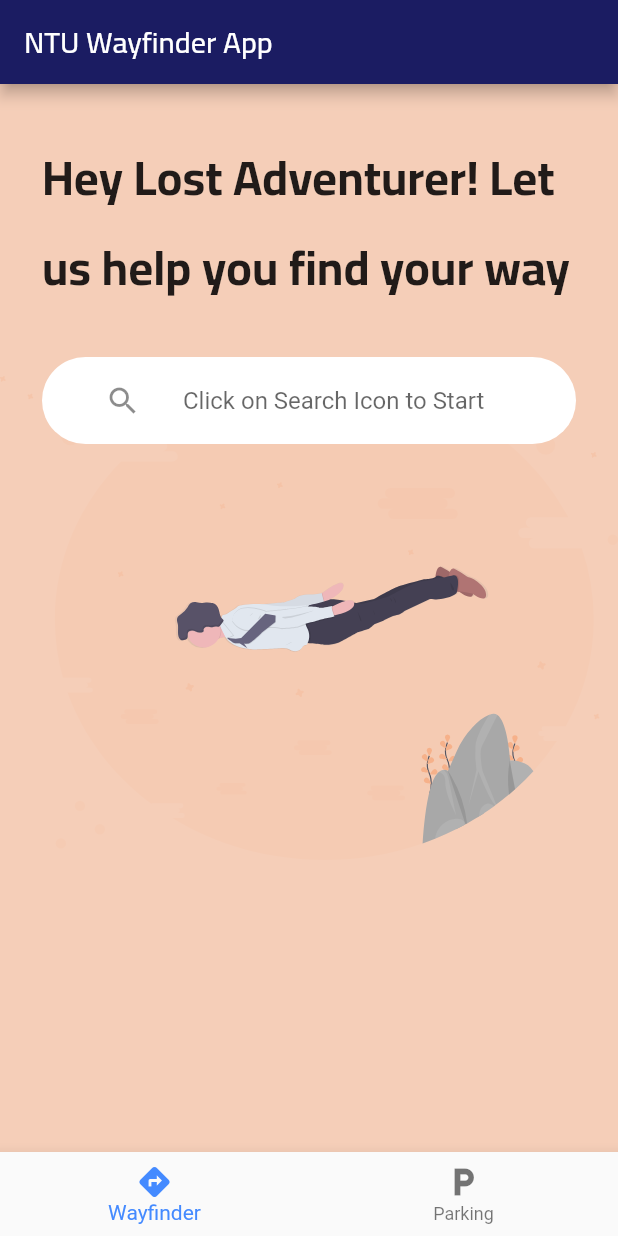
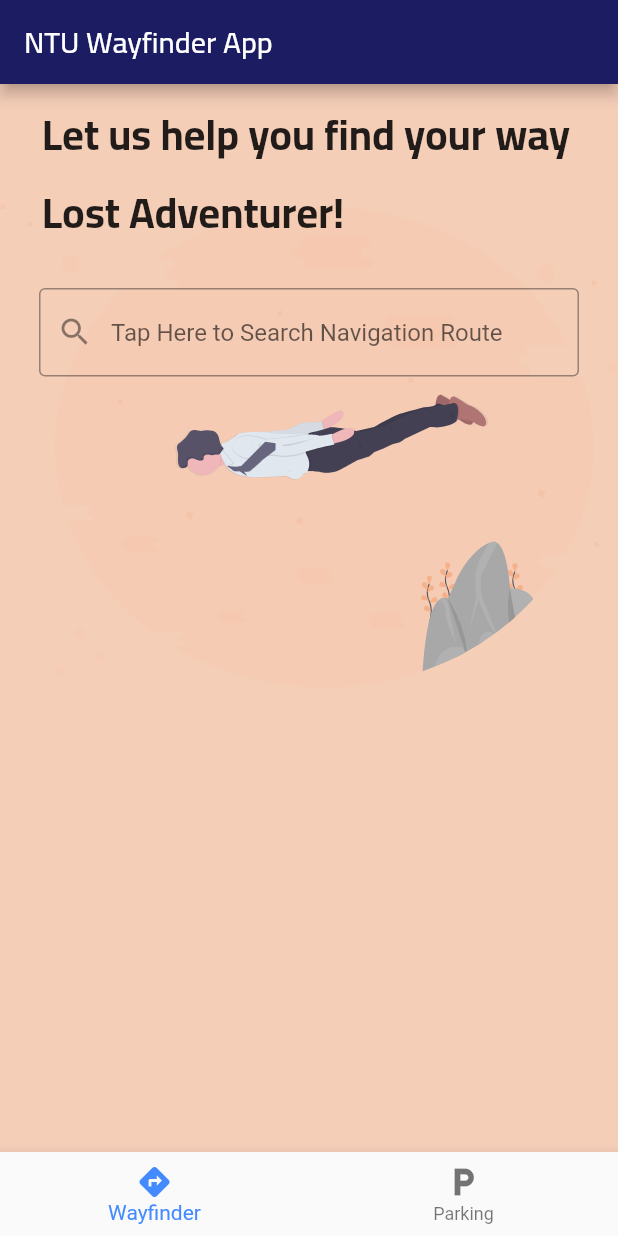
Before and after one commit to MaverickB1/ntu_wayfinder_app, a Flutter app: the screen it shows after launch, on a phone screen of 412 x 824 dp. Run offline on Flutter 3.47's test engine with Material 2 defaults, Android fonts, the phone set to English and light mode, and no system bars; drawn by our look-alikes of flutter_typeahead; our stand-ins replace firebase_core, flutter_svg; accounts and stored records are empty.

Commit message:
Implement Search Bar v2 Expand searching function to search up against the whole sentence Add Autocomplete function to the Search Bar

```diff
--- a/lib/app.dart
+++ b/lib/app.dart
@@ -1,6 +1,5 @@
 import 'package:firebase_core/firebase_core.dart';
 import 'package:flutter/material.dart';
-import 'package:flutter_svg/svg.dart';
 
 import 'constants.dart';
 import 'screens/carpark_screen.dart';
--- a/lib/screens/wayfinder_screen.dart
+++ b/lib/screens/wayfinder_screen.dart
@@ -1,55 +1,90 @@
 import 'package:flutter/material.dart';
-import 'package:flutter_svg/svg.dart';
-import 'package:ntu_wayfinder_app/widgets/search_bar_copy.dart';
-import '../widgets/search_bar.dart';
+import 'package:flutter_svg/flutter_svg.dart';
+import 'package:flutter_typeahead/flutter_typeahead.dart';
+import '../model/nav_route.dart';
+import 'nav_route_page.dart';
 
 class WayfinderPage extends StatelessWidget {
   const WayfinderPage({Key? key}) : super(key: key);
 
   @override
   Widget build(BuildContext context) {
-    final size = MediaQuery.of(context).size;
-
     return Scaffold(
-      body: SafeArea(
-        child: Stack(
+      backgroundColor: const Color(0xFFF5CEB8),
+      body: Stack(
         children: <Widget>[
-            Container(
-              //Container size is made to be 45% of the total device height
-              height: size.height,
-              color: const Color(0xFFF5CEB8),
-              // decoration: const BoxDecoration(
-              //   color: Color(0xFFF5CEB8),
-              //   image: DecorationImage(
-              //     alignment: Alignment.centerLeft,
-              //     image:
-              //         AssetImage('assets/images/instantsupport_background.svg'),
-              //   ),
-              // ),
+          Padding(
+            padding: const EdgeInsets.fromLTRB(0, 80, 0, 0),
             child: SvgPicture.asset(
-                  'assets/images/instantsupport_background.svg'),
+                'assets/images/instantsupport_background.svg',
+                alignment: Alignment.topCenter,
+                width: MediaQuery.of(context).size.width,
+                height: MediaQuery.of(context).size.height),
           ),
-            Padding(
-              padding: const EdgeInsets.fromLTRB(28, 32, 28, 32),
-              child: Column(
-                crossAxisAlignment: CrossAxisAlignment.start,
-                // ignore: prefer_const_literals_to_create_immutables
-                children: <Widget>[
-                  const Text(
-                    'Hey Lost Adventurer! Let us help you find your way',
+          const Padding(
+            padding: EdgeInsets.fromLTRB(28, 8, 28, 8),
+            child: Text(
+              'Let us help you find your way Lost Adventurer!',
               style: TextStyle(
-                      fontSize: 32,
+                fontSize: 28,
                 fontFamily: 'Cairo',
                 fontWeight: FontWeight.bold,
               ),
             ),
-                  SearchBarCopy(),
-                ],
+          ),
+          Padding(
+            padding: const EdgeInsets.fromLTRB(10, 120, 10, 0),
+            child: Container(
+              padding: const EdgeInsets.all(16),
+              child: TypeAheadField<NavRoute?>(
+                hideSuggestionsOnKeyboardHide: false,
+                textFieldConfiguration: const TextFieldConfiguration(
+                  decoration: InputDecoration(
+                    prefixIcon: Icon(Icons.search),
+                    border: OutlineInputBorder(),
+                    hintText: 'Tap Here to Search Navigation Route',
+                  ),
+                ),
+                suggestionsCallback: NavRoute.getSuggestions,
+                itemBuilder: (context, suggestion) {
+                  final nr = suggestion!;
+
+                  return ListTile(
+                    leading: Container(
+                      width: 60,
+                      height: 60,
+                      child: Text(
+                        nr.id.toString(),
+                      ),
+                    ),
+                    title: Text(
+                      '${nr.start} to ${nr.destination}',
+                    ),
+                  );
+                },
+                noItemsFoundBuilder: (context) => Container(
+                  height: 100,
+                  child: const Center(
+                    child: Text(
+                      'No Routes Found.',
+                      style: TextStyle(fontSize: 24),
+                    ),
+                  ),
+                ),
+                onSuggestionSelected: (suggestion) {
+                  final index = suggestion!.id - 1;
+
+                  Navigator.of(context).push<MaterialPageRoute>(
+                    MaterialPageRoute(
+                      builder: (context) => NavRoutePage(id: index),
+                    ),
+                  );
+                },
+              ),
             ),
           ),
         ],
       ),
-      ),
     );
   }
 }
--- a/pubspec.yaml
+++ b/pubspec.yaml
@@ -33,6 +33,7 @@ dependencies:
   cupertino_icons: ^1.0.2
   flutter_launcher_icons: ^0.9.1
   material_floating_search_bar: ^0.3.4
+  flutter_typeahead: ^3.2.0
 
 dev_dependencies:
   flutter_test:
```
Also changed, not shown: lib/screens/nav_route_page.dart (added, +45 -0 lines), lib/screens/zz_wayfinder_screen.dart (added, +54 -0 lines), pubspec.lock. Lines whose indentation alone changed are shown as unchanged.
